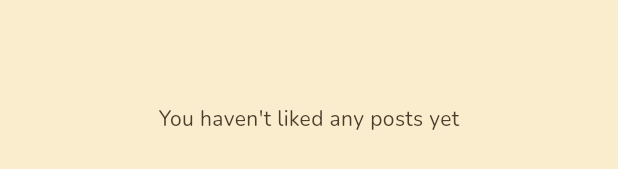
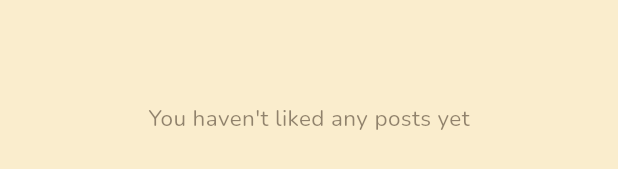
Before and after one commit to gaara40/snibbl, a Flutter app: the LikedPostsTab widget shown alone on an empty page, opened directly, on a phone screen of 412 x 824 dp. Shown: the part 500-669 px from the top of the screen. Run offline on Flutter 3.47's test engine with Material 3 defaults, Android fonts, the phone set to English and light mode, and no system bars; our stand-ins replace cloud_firestore, firebase_auth, firebase_core, flutter_riverpod, fluttertoast, google_fonts and 2 more; accounts and stored records are empty.

Commit message:
Updated empty state text style

```diff
--- a/lib/liked_posts/widgets/liked_posts_tab.dart
+++ b/lib/liked_posts/widgets/liked_posts_tab.dart
@@ -1,6 +1,7 @@
 import 'package:cloud_firestore/cloud_firestore.dart';
 import 'package:firebase_auth/firebase_auth.dart';
 import 'package:flutter/material.dart';
+import 'package:storygram/themes/app_theme.dart';
 import 'package:storygram/widgets/posts_item.dart';
 
 class LikedPostsTab extends StatelessWidget {
@@ -23,7 +24,15 @@ class LikedPostsTab extends StatelessWidget {
         }
 
         if (!snapshot.hasData || snapshot.data!.docs.isEmpty) {
-          return const Center(child: Text("You haven't liked any posts yet"));
+          return Center(
+            child: Text(
+              "You haven't liked any posts yet",
+              style: TextStyle(
+                fontSize: 15,
+                color: AppTheme.onPrimaryColor.withValues(alpha: 0.6),
+              ),
+            ),
+          );
         }
 
         final postDocs = snapshot.data!.docs;
--- a/lib/user_posts/widgets/my_snibbls_tab.dart
+++ b/lib/user_posts/widgets/my_snibbls_tab.dart
@@ -1,6 +1,7 @@
 import 'package:cloud_firestore/cloud_firestore.dart';
 import 'package:firebase_auth/firebase_auth.dart';
 import 'package:flutter/material.dart';
+import 'package:storygram/themes/app_theme.dart';
 import 'package:storygram/widgets/posts_item.dart';
 
 class MySnibblsTab extends StatelessWidget {
@@ -30,6 +31,10 @@ class MySnibblsTab extends StatelessWidget {
             child: Text(
               "No Snibbls yet!\nTap + below to add one",
               textAlign: TextAlign.center,
+              style: TextStyle(
+                fontSize: 15,
+                color: AppTheme.onPrimaryColor.withValues(alpha: 0.6),
+              ),
             ),
           );
         }
```
Also changed, not shown: lib/saved_posts/widgets/saved_posts_tab.dart (+6 -2 lines).
